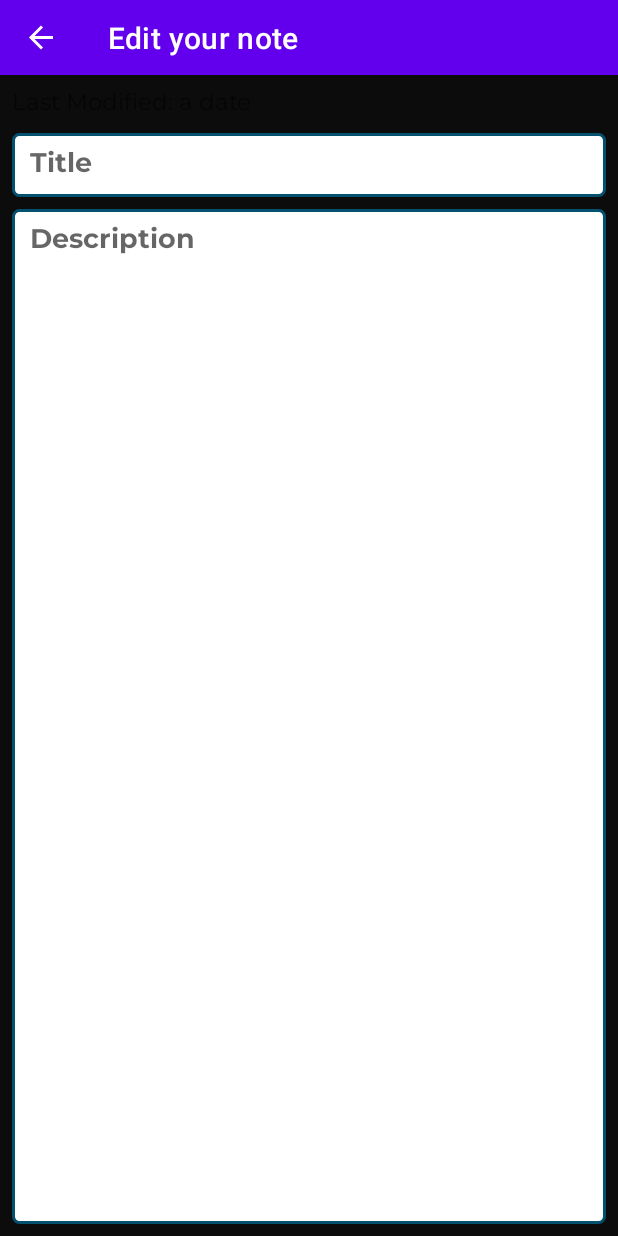
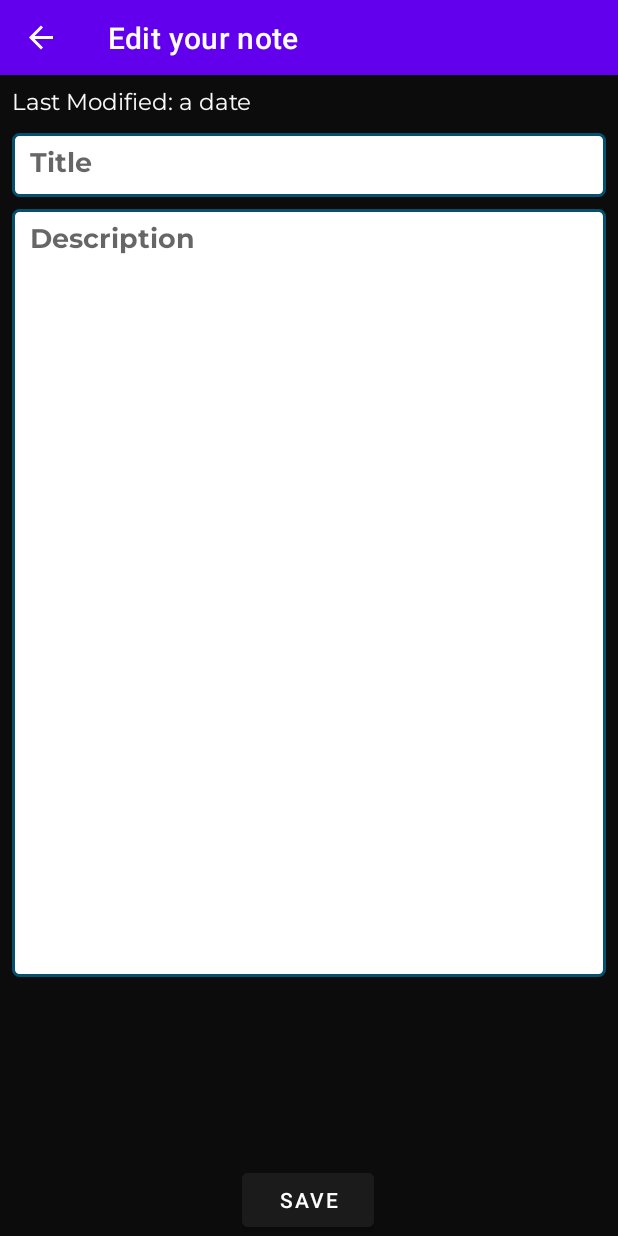
Before and after one commit to ImVikasJi/NoteTaking, an Android app: the AddEditNoteFragment screen opened through its navigation route, on a phone screen of 412 x 824 dp. Run offline under Robolectric (Android 15) with nearby library versions, the phone set to English and light mode, and no system bars; our stand-ins replace Dagger/Hilt's generated code, navigation-ui.

Commit message:
Managing the data into the UI

```diff
--- a/app/src/main/java/com/example/notetaking/ui/fragments/NotesFragment.kt
+++ b/app/src/main/java/com/example/notetaking/ui/fragments/NotesFragment.kt
@@ -30,11 +30,15 @@ class NotesFragment : Fragment(R.layout.fragment_notes) {
 
         setupRecyclerView()
 
-//        noteViewModel.notes.observe(viewLifecycleOwner, Observer {
-//            noteListAdapter.submitList(it)
-//        })
+        noteViewModel.notes.observe(viewLifecycleOwner, Observer {
+            noteListAdapter.submitList(it)
+        })
 
-        fakeNotes()
+        binding.fab.setOnClickListener {
+            val action = NotesFragmentDirections.actionNotesFragmentToAddEditNoteFragment()
+            findNavController().navigate(action)
+        }
+
     }
 
     override fun onDestroyView() {
--- a/app/src/main/res/layout/fragment_add_notes.xml
+++ b/app/src/main/res/layout/fragment_add_notes.xml
@@ -12,41 +12,57 @@
         android:layout_margin="8dp"
         android:fontFamily="@font/montserrat"
         android:text="Last Modified: a date"
+        android:textColor="@color/background"
         android:textSize="15sp"
         app:layout_constraintEnd_toEndOf="parent"
         app:layout_constraintStart_toStartOf="parent"
-        app:layout_constraintTop_toTopOf="parent"/>
+        app:layout_constraintTop_toTopOf="parent" />
 
     <EditText
         android:id="@+id/etTitle"
-        android:background="@drawable/edit_text_background"
-        android:layout_margin="8dp"
         android:layout_width="match_parent"
         android:layout_height="wrap_content"
+        android:layout_margin="8dp"
+        android:background="@drawable/edit_text_background"
         android:fontFamily="@font/montserrat_bold"
         android:hint="Title"
         android:paddingHorizontal="12dp"
         android:paddingVertical="8dp"
+        android:textColor="@color/black"
         app:layout_constraintEnd_toEndOf="parent"
         app:layout_constraintStart_toStartOf="parent"
         app:layout_constraintTop_toBottomOf="@+id/tvLastModified"
-        tools:ignore="TouchTargetSizeCheck"/>
+        tools:ignore="TouchTargetSizeCheck" />
 
     <EditText
         android:id="@+id/etDescription"
+        android:layout_width="match_parent"
+        android:layout_height="512dp"
         android:layout_margin="8dp"
         android:background="@drawable/edit_text_background"
-        android:layout_width="match_parent"
-        android:layout_height="0dp"
         android:fontFamily="@font/montserrat_bold"
         android:gravity="start"
         android:hint="Description"
         android:inputType="textImeMultiLine"
         android:paddingHorizontal="12dp"
         android:paddingVertical="8dp"
+        android:textColor="@color/black"
+        app:layout_constraintEnd_toEndOf="parent"
+        app:layout_constraintHorizontal_bias="1.0"
+        app:layout_constraintStart_toStartOf="parent"
+        app:layout_constraintTop_toBottomOf="@+id/etTitle" />
+
+    <Button
+        android:id="@+id/btnSave"
+        android:layout_width="wrap_content"
+        android:layout_height="wrap_content"
+        android:backgroundTint="@color/black"
+        android:text="SAVE"
         app:layout_constraintBottom_toBottomOf="parent"
         app:layout_constraintEnd_toEndOf="parent"
+        app:layout_constraintHorizontal_bias="0.498"
         app:layout_constraintStart_toStartOf="parent"
-        app:layout_constraintTop_toBottomOf="@+id/etTitle"/>
+        app:layout_constraintTop_toBottomOf="@+id/etDescription"
+        app:layout_constraintVertical_bias="1.0" />
 
 </androidx.constraintlayout.widget.ConstraintLayout>
--- a/app/src/main/res/navigation/nav_graph.xml
+++ b/app/src/main/res/navigation/nav_graph.xml
@@ -1,6 +1,7 @@
 <?xml version="1.0" encoding="utf-8"?>
 <navigation xmlns:android="http://schemas.android.com/apk/res/android"
     xmlns:app="http://schemas.android.com/apk/res-auto"
+    xmlns:tools="http://schemas.android.com/tools"
     android:id="@+id/nav_graph"
     app:startDestination="@id/notesFragment">
 
@@ -16,11 +17,11 @@
     <fragment
         android:id="@+id/addEditNoteFragment"
         android:name="com.example.notetaking.ui.fragments.AddEditNoteFragment"
-        android:label="Edit your note" >
+        android:label="Edit your note">
         <argument
             android:name="note"
+            android:defaultValue="@null"
             app:argType="com.example.notetaking.model.Note"
-            app:nullable="true"
-            android:defaultValue="@null" />
+            app:nullable="true" />
     </fragment>
 </navigation>
```
Also changed, not shown: app/src/main/java/com/example/notetaking/ui/fragments/AddEditNoteFragment.kt (+71 -2 lines).
